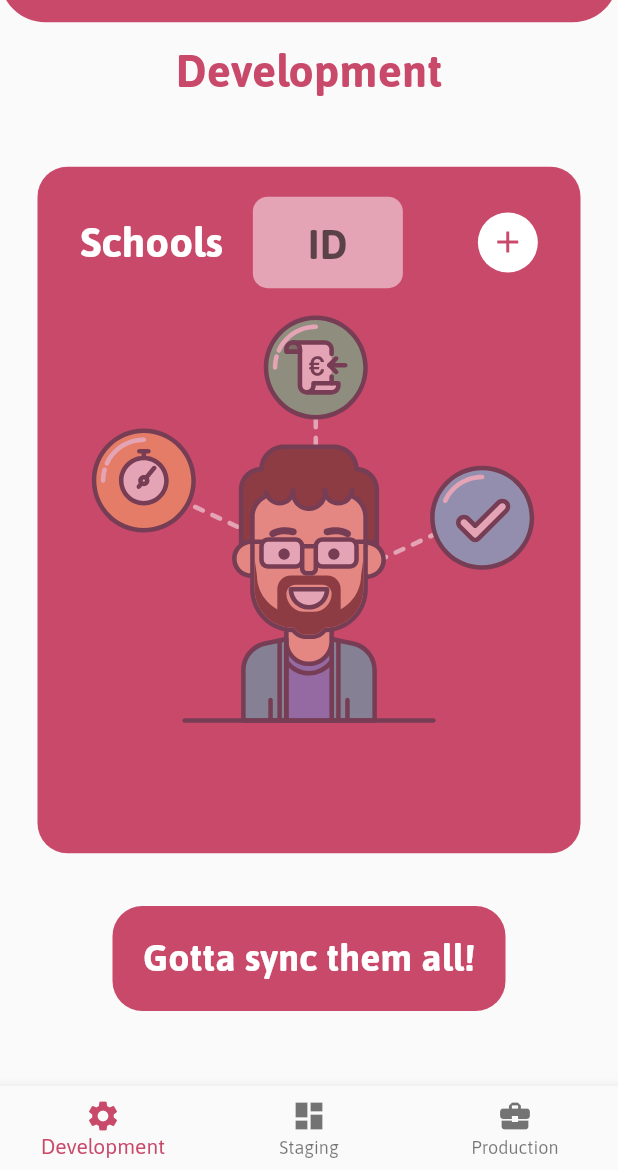
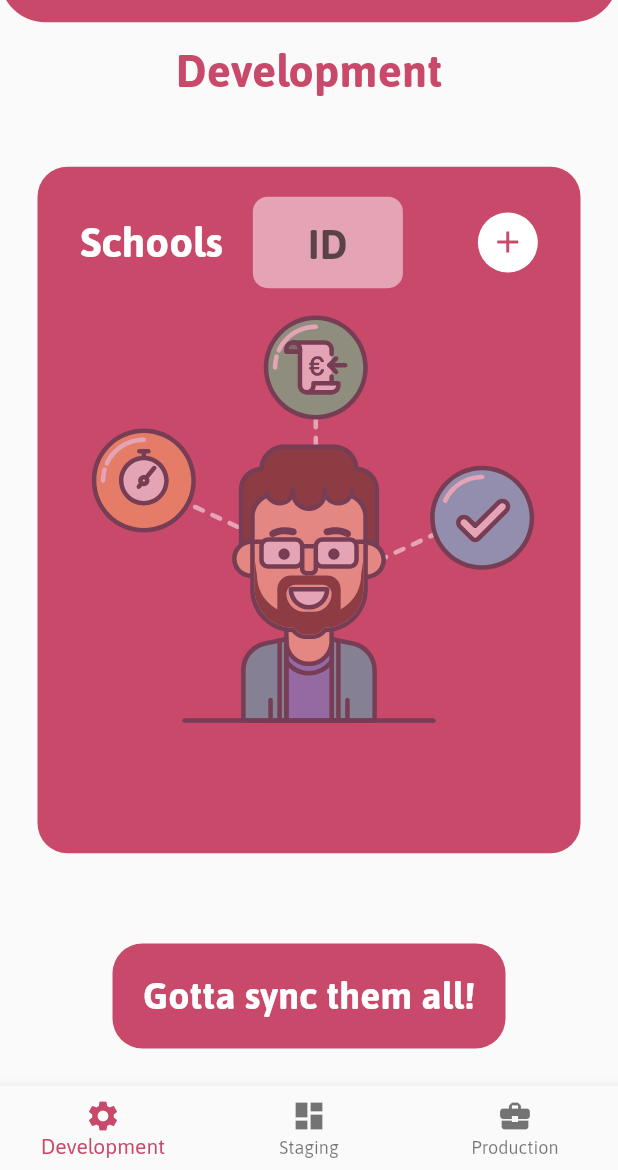
Before and after one commit to srLitem/SKSync, a Flutter app: the screen it shows after launch, on a phone screen of 412 x 824 dp, the part 66-1236 px from its top. Run offline on Flutter 3.47's test engine with Material 2 defaults, Android fonts, the phone set to English and light mode, and no system bars; our stand-ins replace flutter_svg.

Commit message:
Small padding fix

```diff
--- a/lib/widgets/schools.dart
+++ b/lib/widgets/schools.dart
@@ -33,8 +33,8 @@ class _Schools extends State<Schools> {
               child: Opacity(
                 opacity: emptyState(ids.schools),
                 child: Container(
-                  height: MediaQuery.of(context).size.height * 2,
-                  width: MediaQuery.of(context).size.width * 2,
+                  height: MediaQuery.of(context).size.height * 1.5,
+                  width: MediaQuery.of(context).size.width * 1.5,
                   child: SvgPicture.asset(
                     'assets/img/onboarding-man.svg',
                   ),
--- a/lib/widgets/syncScreen.dart
+++ b/lib/widgets/syncScreen.dart
@@ -52,7 +52,7 @@ class _SyncScreen extends State<SyncScreen> {
             Center(child: Schools()),
             Padding(
               padding: const EdgeInsets.only(
-                bottom: 50,
+                bottom: 25,
               ),
               child: Align(
                   alignment: Alignment.bottomCenter,
```
